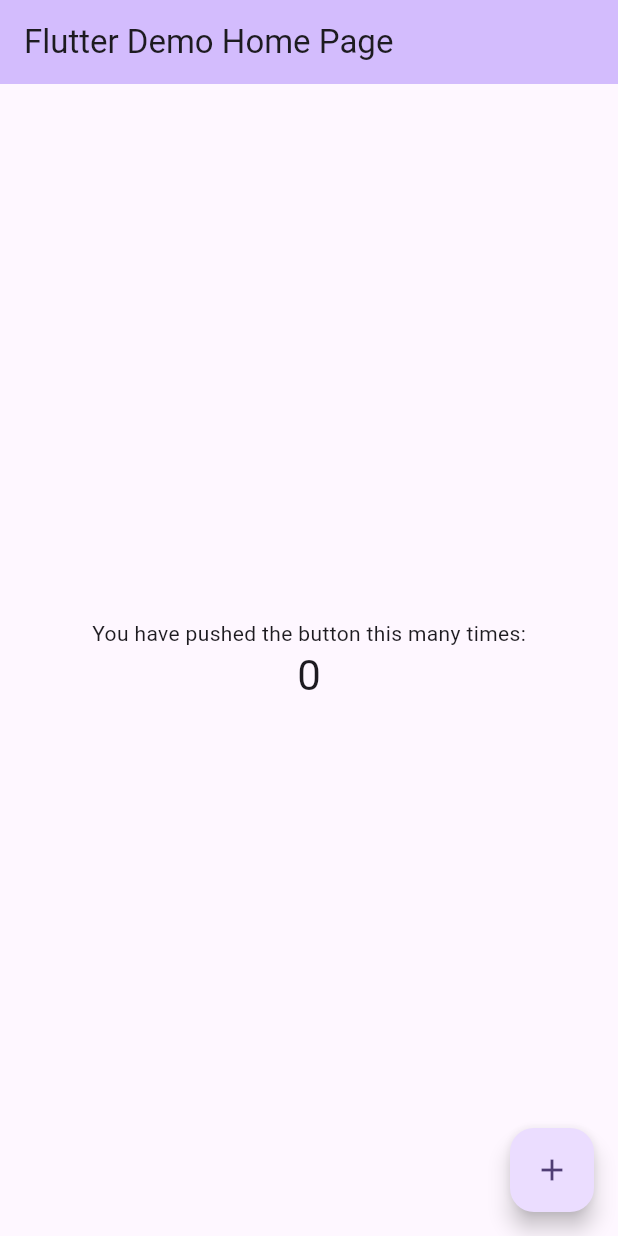
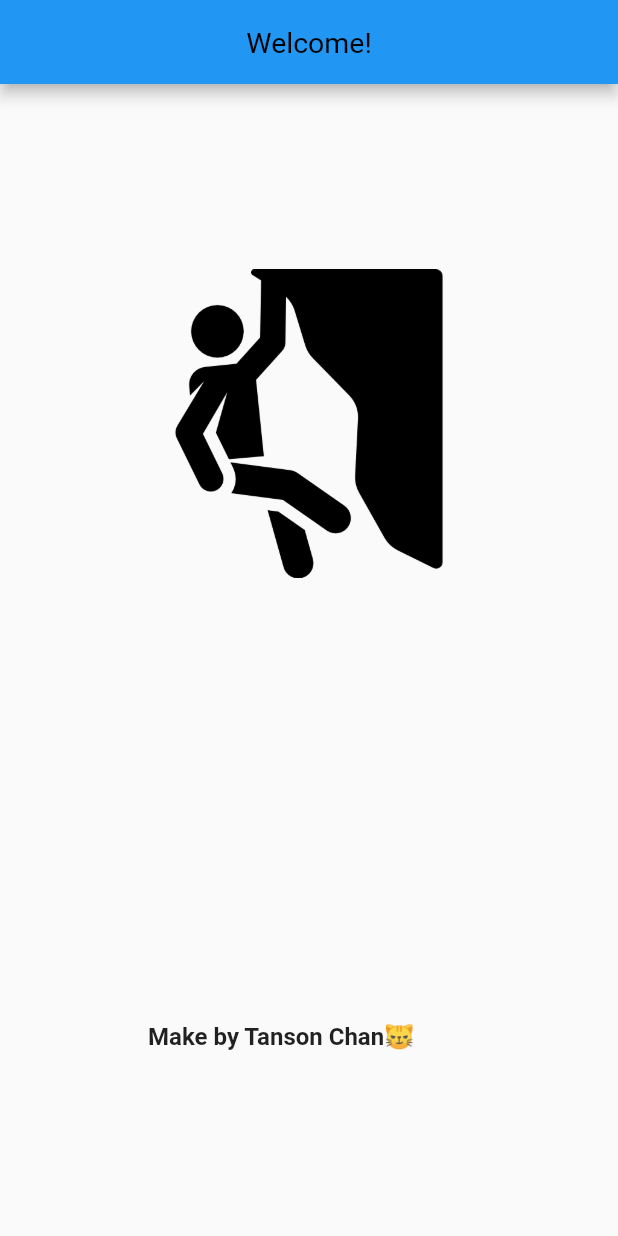
Before and after one commit to tansonkk/chatApp, a Flutter app: the first screen one second after launch, on a phone screen of 412 x 824 dp. Run offline on Flutter 3.47's test engine with Material 2 defaults, Android fonts, the phone set to English and light mode, and no system bars; our stand-ins replace firebase_core; accounts and stored records are empty.

Commit message:
splash_screen update

```diff
--- /dev/null
+++ b/lib/Screens/splash_screen.dart
@@ -0,0 +1,68 @@
+import 'package:chatapp/Screens/auth/login_screen.dart';
+import 'package:chatapp/Screens/home_screen.dart';
+import 'package:flutter/services.dart';
+import '../../main.dart';
+import 'package:flutter/material.dart';
+
+class SplashScreen extends StatefulWidget {
+  const SplashScreen({super.key});
+
+  @override
+  State<SplashScreen> createState() => _SplashScreenState();
+}
+
+class _SplashScreenState extends State<SplashScreen> {
+  @override
+  void initState() {
+    super.initState();
+    Future.delayed(Duration(milliseconds: 1500), () {
+      //exit full-screen
+      SystemChrome.setEnabledSystemUIMode(SystemUiMode.edgeToEdge);
+      SystemChrome.setSystemUIOverlayStyle(
+        SystemUiOverlayStyle(statusBarColor: Colors.transparent),
+      );
+      //navigator to home screen
+      Navigator.pushReplacement(
+        context,
+        MaterialPageRoute(
+          builder: (_) => LoginScreen(),
+        ),
+      );
+    });
+  }
+
+  @override
+  Widget build(BuildContext context) {
+    mq = MediaQuery.of(context).size;
+
+    return Scaffold(
+      appBar: AppBar(
+        automaticallyImplyLeading: false,
+        title: const Text("Welcome!"),
+      ),
+      body: Stack(
+        children: [
+          //app logo
+          Positioned(
+            top: mq.height * .15,
+            right: mq.width * .25,
+            width: mq.width * .5,
+            child: Image.asset('images/climbing.png'),
+          ),
+          //google login
+          Positioned(
+              width: mq.width * .9,
+              bottom: mq.height * .15,
+              child: const Text(
+                textAlign: TextAlign.center,
+                " Make by Tanson Chan😼",
+                style: TextStyle(
+                    fontSize: 16,
+                    fontWeight: FontWeight.bold,
+                    color: Colors.black87),
+              )),
+        ],
+      ),
+    );
+  }
+}
--- a/lib/main.dart
+++ b/lib/main.dart
@@ -1,125 +1,51 @@
+import 'package:chatapp/Screens/auth/login_screen.dart';
+// import 'package:chatapp/Screens/home_screen.dart';
 import 'package:flutter/material.dart';
+import 'package:firebase_core/firebase_core.dart';
+import 'package:flutter/services.dart';
+import 'Screens/splash_screen.dart';
+import 'firebase_options.dart';
+
+late Size mq;
 
 void main() {
-  runApp(const MyApp());
+  WidgetsFlutterBinding.ensureInitialized();
+
+  //enter full screen
+  SystemChrome.setEnabledSystemUIMode(SystemUiMode.immersiveSticky);
+
+  //for setting orientation to portrait only
+  SystemChrome.setPreferredOrientations(
+          [DeviceOrientation.portraitUp, DeviceOrientation.portraitDown])
+      .then((value) {
+    _initializeFirebase();
+    runApp(const MyApp());
+  });
 }
 
 class MyApp extends StatelessWidget {
   const MyApp({super.key});
 
-  // This widget is the root of your application.
   @override
   Widget build(BuildContext context) {
     return MaterialApp(
-      title: 'Flutter Demo',
+      title: "ChatApp",
       theme: ThemeData(
-        // This is the theme of your application.
-        //
-        // TRY THIS: Try running your application with "flutter run". You'll see
-        // the application has a blue toolbar. Then, without quitting the app,
-        // try changing the seedColor in the colorScheme below to Colors.green
-        // and then invoke "hot reload" (save your changes or press the "hot
-        // reload" button in a Flutter-supported IDE, or press "r" if you used
-        // the command line to start the app).
-        //
-        // Notice that the counter didn't reset back to zero; the application
-        // state is not lost during the reload. To reset the state, use hot
-        // restart instead.
-        //
-        // This works for code too, not just values: Most code changes can be
-        // tested with just a hot reload.
-        colorScheme: ColorScheme.fromSeed(seedColor: Colors.deepPurple),
-        useMaterial3: true,
+        appBarTheme: const AppBarTheme(
+          iconTheme: IconThemeData(color: Colors.black),
+          centerTitle: true,
+          titleTextStyle: TextStyle(
+              color: Colors.black, fontWeight: FontWeight.normal, fontSize: 19),
+        ),
+        primaryColor: Colors.blue,
       ),
-      home: const MyHomePage(title: 'Flutter Demo Home Page'),
+      home: SplashScreen(),
     );
   }
 }
 
-class MyHomePage extends StatefulWidget {
-  const MyHomePage({super.key, required this.title});
-
-  // This widget is the home page of your application. It is stateful, meaning
-  // that it has a State object (defined below) that contains fields that affect
-  // how it looks.
-
-  // This class is the configuration for the state. It holds the values (in this
-  // case the title) provided by the parent (in this case the App widget) and
-  // used by the build method of the State. Fields in a Widget subclass are
-  // always marked "final".
-
-  final String title;
-
-  @override
-  State<MyHomePage> createState() => _MyHomePageState();
+_initializeFirebase() async {
+  await Firebase.initializeApp(
+    options: DefaultFirebaseOptions.currentPlatform,
+  );
 }
-
-class _MyHomePageState extends State<MyHomePage> {
-  int _counter = 0;
-
-  void _incrementCounter() {
-    setState(() {
-      // This call to setState tells the Flutter framework that something has
-      // changed in this State, which causes it to rerun the build method below
-      // so that the display can reflect the updated values. If we changed
-      // _counter without calling setState(), then the build method would not be
-      // called again, and so nothing would appear to happen.
-      _counter++;
-    });
-  }
-
-  @override
-  Widget build(BuildContext context) {
-    // This method is rerun every time setState is called, for instance as done
-    // by the _incrementCounter method above.
-    //
-    // The Flutter framework has been optimized to make rerunning build methods
-    // fast, so that you can just rebuild anything that needs updating rather
-    // than having to individually change instances of widgets.
-    return Scaffold(
-      appBar: AppBar(
-        // TRY THIS: Try changing the color here to a specific color (to
-        // Colors.amber, perhaps?) and trigger a hot reload to see the AppBar
-        // change color while the other colors stay the same.
-        backgroundColor: Theme.of(context).colorScheme.inversePrimary,
-        // Here we take the value from the MyHomePage object that was created by
-        // the App.build method, and use it to set our appbar title.
-        title: Text(widget.title),
-      ),
-      body: Center(
-        // Center is a layout widget. It takes a single child and positions it
-        // in the middle of the parent.
-        child: Column(
-          // Column is also a layout widget. It takes a list of children and
-          // arranges them vertically. By default, it sizes itself to fit its
-          // children horizontally, and tries to be as tall as its parent.
-          //
-          // Column has various properties to control how it sizes itself and
-          // how it positions its children. Here we use mainAxisAlignment to
-          // center the children vertically; the main axis here is the vertical
-          // axis because Columns are vertical (the cross axis would be
-          // horizontal).
-          //
-          // TRY THIS: Invoke "debug painting" (choose the "Toggle Debug Paint"
-          // action in the IDE, or press "p" in the console), to see the
-          // wireframe for each widget.
-          mainAxisAlignment: MainAxisAlignment.center,
-          children: <Widget>[
-            const Text(
-              'You have pushed the button this many times:',
-            ),
-            Text(
-              '$_counter',
-              style: Theme.of(context).textTheme.headlineMedium,
-            ),
-          ],
-        ),
-      ),
-      floatingActionButton: FloatingActionButton(
-        onPressed: _incrementCounter,
-        tooltip: 'Increment',
-        child: const Icon(Icons.add),
-      ), // This trailing comma makes auto-formatting nicer for build methods.
-    );
-  }
-}
```
Also changed, not shown: lib/Component/Appbar.dart (added, +21 -0 lines), lib/Screens/auth/login_screen.dart (added, +80 -0 lines), lib/Screens/home_screen.dart (added, +39 -0 lines), pubspec.yaml (+16 -25 lines), images/climbing.png (added), images/google.png (added), lib/firebase_options.dart (added), pubspec.lock, 51 other files.
